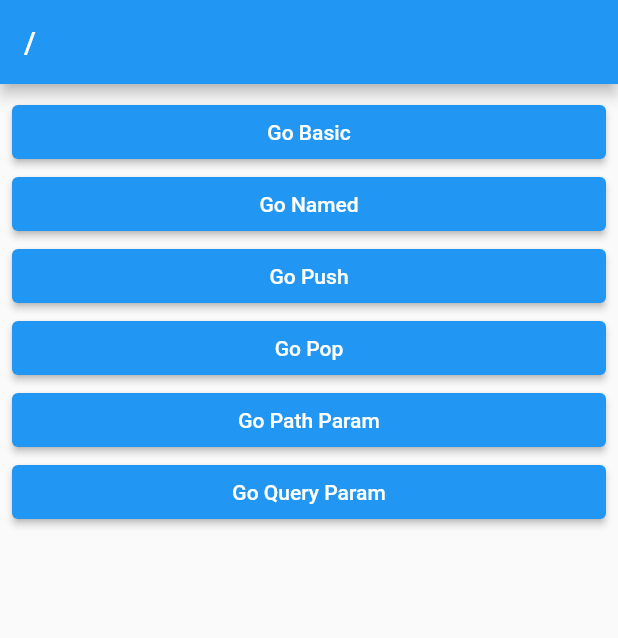
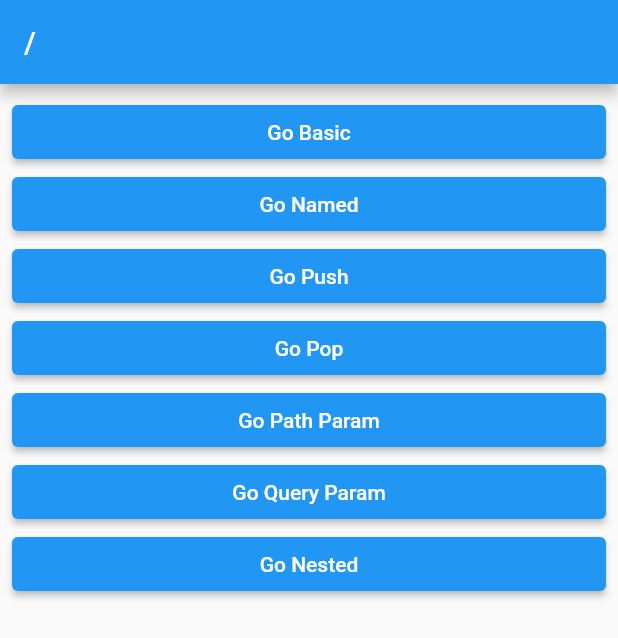
Before and after one commit to walkerJung/flutter_go_router, a Flutter app: the screen it shows after launch, on a phone screen of 412 x 824 dp. Shown: the top 638 px of the screen. Run offline on Flutter 3.47's test engine with Material 2 defaults, Android fonts, the phone set to English and light mode, and no system bars; our stand-ins replace go_router.

Commit message:
feat: Shell Route

```diff
--- a/lib/route/router.dart
+++ b/lib/route/router.dart
@@ -5,6 +5,8 @@
 import 'package:flutter_go_router/screens/5_pop_return_screen.dart';
 import 'package:flutter_go_router/screens/6_path_param_screen.dart';
 import 'package:flutter_go_router/screens/7_query_parameter_screen.dart';
+import 'package:flutter_go_router/screens/8_nested_child_screen.dart';
+import 'package:flutter_go_router/screens/8_nested_screen.dart';
 import 'package:flutter_go_router/screens/root_screen.dart';
 import 'package:go_router/go_router.dart';
 
@@ -68,6 +70,31 @@
           builder: (context, state) {
             return const QueryParameterScreen();
           },
+        ),
+        ShellRoute(
+          builder: (context, state, child) {
+            return NestedScreen(child: child);
+          },
+          routes: [
+            GoRoute(
+              path: 'nested/a',
+              builder: (context, state) => const NestedChildScreen(
+                routeName: '/nested/a',
+              ),
+            ),
+            GoRoute(
+              path: 'nested/b',
+              builder: (context, state) => const NestedChildScreen(
+                routeName: '/nested/b',
+              ),
+            ),
+            GoRoute(
+              path: 'nested/c',
+              builder: (context, state) => const NestedChildScreen(
+                routeName: '/nested/c',
+              ),
+            )
+          ],
         )
       ],
     ),
--- a/lib/screens/root_screen.dart
+++ b/lib/screens/root_screen.dart
@@ -46,6 +46,12 @@
             },
             child: const Text('Go Query Param'),
           ),
+          ElevatedButton(
+            onPressed: () {
+              context.go('/nested/a');
+            },
+            child: const Text('Go Nested'),
+          ),
         ],
       ),
     );
```
Also changed, not shown: lib/screens/8_nested_child_screen.dart (added, +16 -0 lines), lib/screens/8_nested_screen.dart (added, +53 -0 lines), 1 other file.
